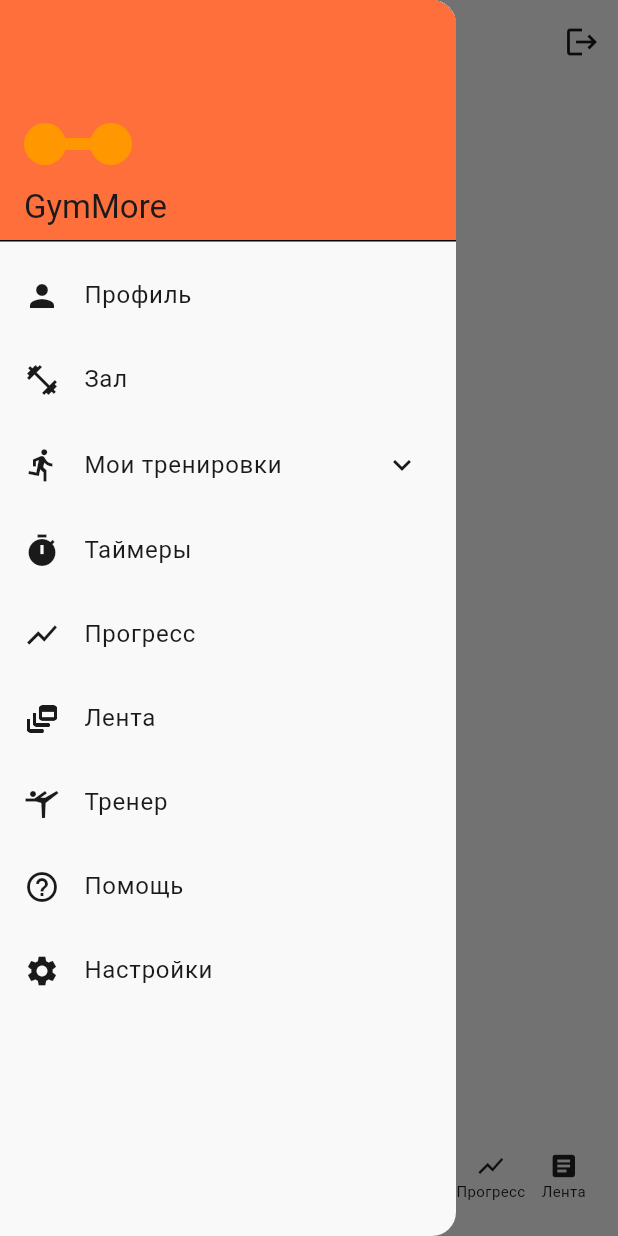
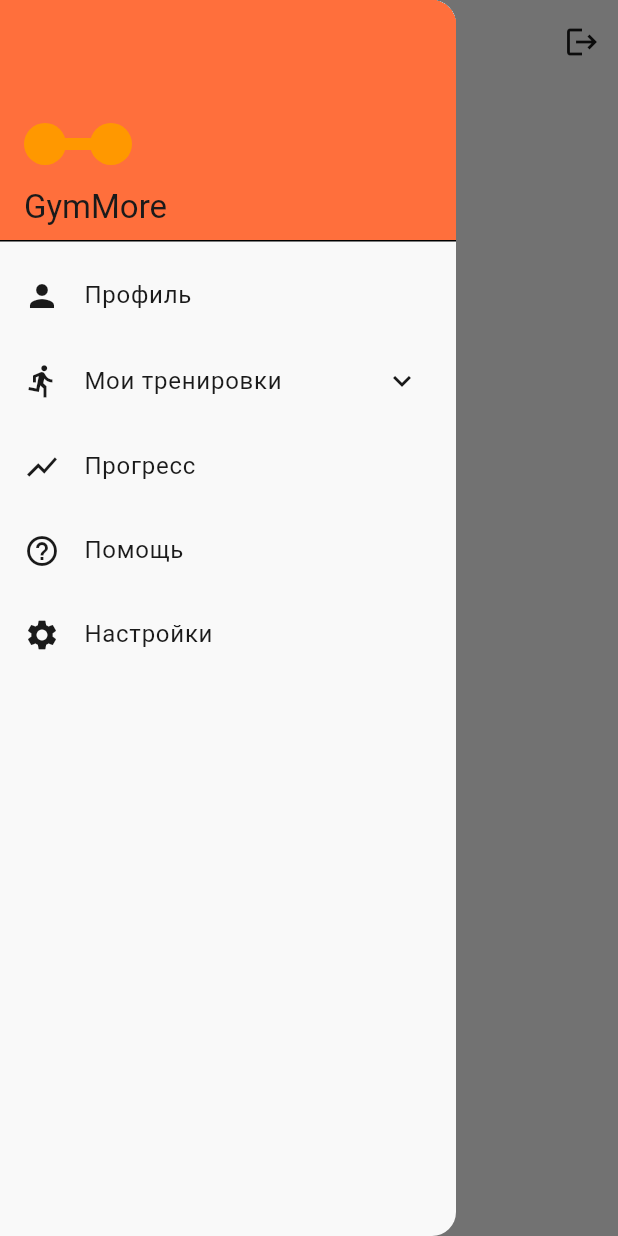
Before and after one commit to duhmaster/fitapp, a Flutter app: the MainShellScreen screen opened directly with empty values, with the side drawer open, on a phone screen of 412 x 824 dp. Run offline on Flutter 3.47's test engine with Material 3 defaults, Android fonts, the phone set to English and light mode, and no system bars; our stand-ins replace dio, fl_chart, flutter_riverpod, go_router, image_picker, shared_preferences; accounts and stored records are empty; network calls fail.

Commit message:
#14 hide disabled menu

```diff
--- a/mobile/lib/features/shell/main_shell_screen.dart
+++ b/mobile/lib/features/shell/main_shell_screen.dart
@@ -19,6 +19,9 @@
 }
 
 class _MainShellScreenState extends ConsumerState<MainShellScreen> {
+  /// Пункты меню «Тренер», «Зал», «Лента», «Таймеры» — скрыты, не удалены.
+  static const bool _showHiddenMenuItems = false;
+
   int _selectedIndex(String location) {
     final path = location.split('?').first;
     if (path == '/calendar' || path.startsWith('/calendar/')) return 6;
@@ -87,7 +90,7 @@
             ),
           ),
           ListTile(leading: const Icon(Icons.person), title: Text(tr('profile')), onTap: () => _drawerNavigate(context, () => _go(context, '/profile'))),
-          ListTile(leading: const Icon(Icons.fitness_center), title: Text(tr('gym')), onTap: () => _drawerNavigate(context, () => _push(context, '/gym'))),
+          if (_showHiddenMenuItems) ListTile(leading: const Icon(Icons.fitness_center), title: Text(tr('gym')), onTap: () => _drawerNavigate(context, () => _push(context, '/gym'))),
           ExpansionTile(
             leading: const Icon(Icons.directions_run),
             title: Text(tr('my_workouts')),
@@ -99,10 +102,10 @@
               ListTile(leading: const Icon(Icons.format_list_bulleted, size: 20), title: Text(tr('all_workouts')), onTap: () => _drawerNavigate(context, () => _go(context, '/home'))),
             ],
           ),
-          ListTile(leading: const Icon(Icons.timer), title: Text(tr('timers')), onTap: () => _drawerNavigate(context, () => _push(context, '/timers'))),
+          if (_showHiddenMenuItems) ListTile(leading: const Icon(Icons.timer), title: Text(tr('timers')), onTap: () => _drawerNavigate(context, () => _push(context, '/timers'))),
           ListTile(leading: const Icon(Icons.show_chart), title: Text(tr('progress')), onTap: () => _drawerNavigate(context, () => _go(context, '/progress'))),
-          ListTile(leading: const Icon(Icons.dynamic_feed), title: Text(tr('feed')), onTap: () => _drawerNavigate(context, () => _go(context, '/feed'))),
-          ListTile(leading: const Icon(Icons.sports_gymnastics), title: Text(tr('trainer')), onTap: () => _drawerNavigate(context, () => _push(context, '/trainer'))),
+          if (_showHiddenMenuItems) ListTile(leading: const Icon(Icons.dynamic_feed), title: Text(tr('feed')), onTap: () => _drawerNavigate(context, () => _go(context, '/feed'))),
+          if (_showHiddenMenuItems) ListTile(leading: const Icon(Icons.sports_gymnastics), title: Text(tr('trainer')), onTap: () => _drawerNavigate(context, () => _push(context, '/trainer'))),
           ListTile(leading: const Icon(Icons.help_outline), title: Text(tr('help')), onTap: () => _drawerNavigate(context, () => _push(context, '/help'))),
           ListTile(leading: const Icon(Icons.settings), title: Text(tr('options')), onTap: () => _drawerNavigate(context, () => _push(context, '/options'))),
         ],
@@ -175,26 +178,6 @@
       ),
       drawer: drawer,
       body: body,
-      bottomNavigationBar: BottomAppBar(
-        shape: const CircularNotchedRectangle(),
-        notchMargin: 8,
-        child: Row(
-          mainAxisAlignment: MainAxisAlignment.spaceAround,
-          children: [
-            _navItem(context, 0, Icons.home, tr('all_workouts'), index == 0),
-            _navItem(context, 1, Icons.person, tr('profile'), index == 1),
-            _navItem(context, 2, Icons.fitness_center, tr('exercises'), index == 2),
-            const SizedBox(width: 56),
-            _navItem(context, 4, Icons.show_chart, tr('progress'), index == 4),
-            _navItem(context, 5, Icons.article, tr('feed'), index == 5),
-          ],
-        ),
-      ),
-      floatingActionButtonLocation: FloatingActionButtonLocation.centerDocked,
-      floatingActionButton: FloatingActionButton(
-        onPressed: _onStartWorkout,
-        child: const Icon(Icons.play_arrow, size: 32),
-      ),
     );
   }
 
```
Also changed, not shown: 3 other files.
